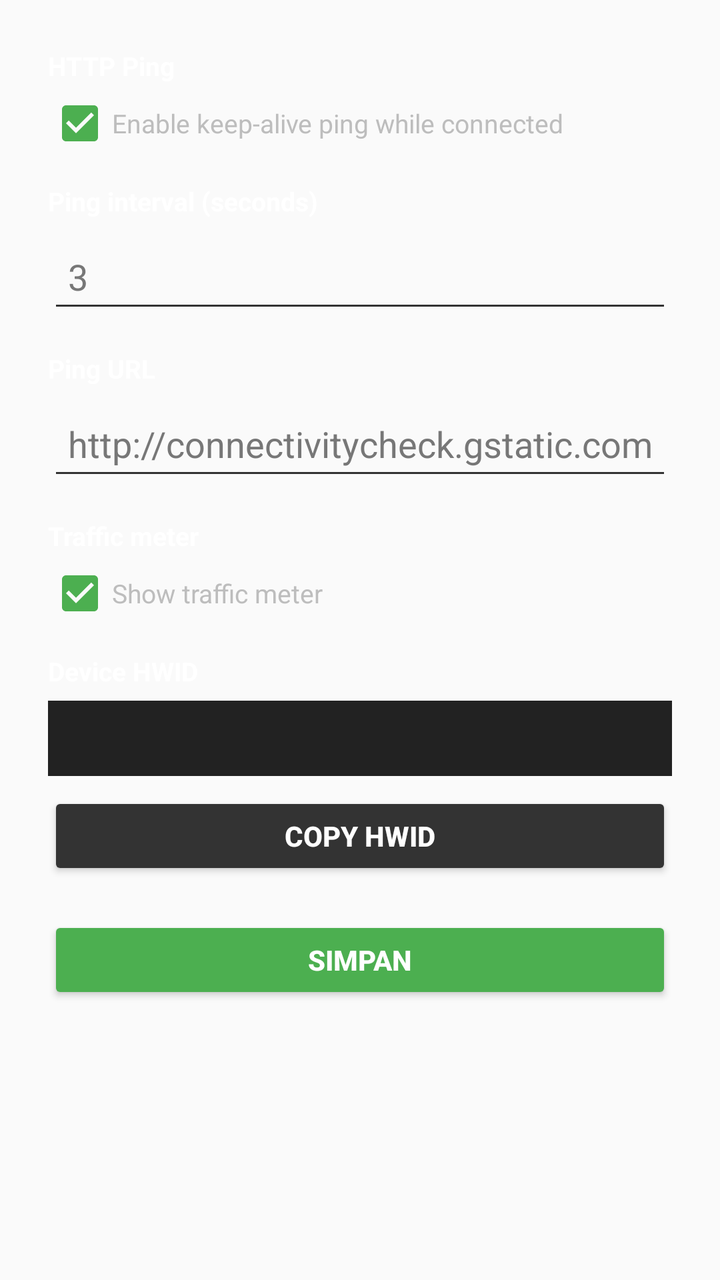
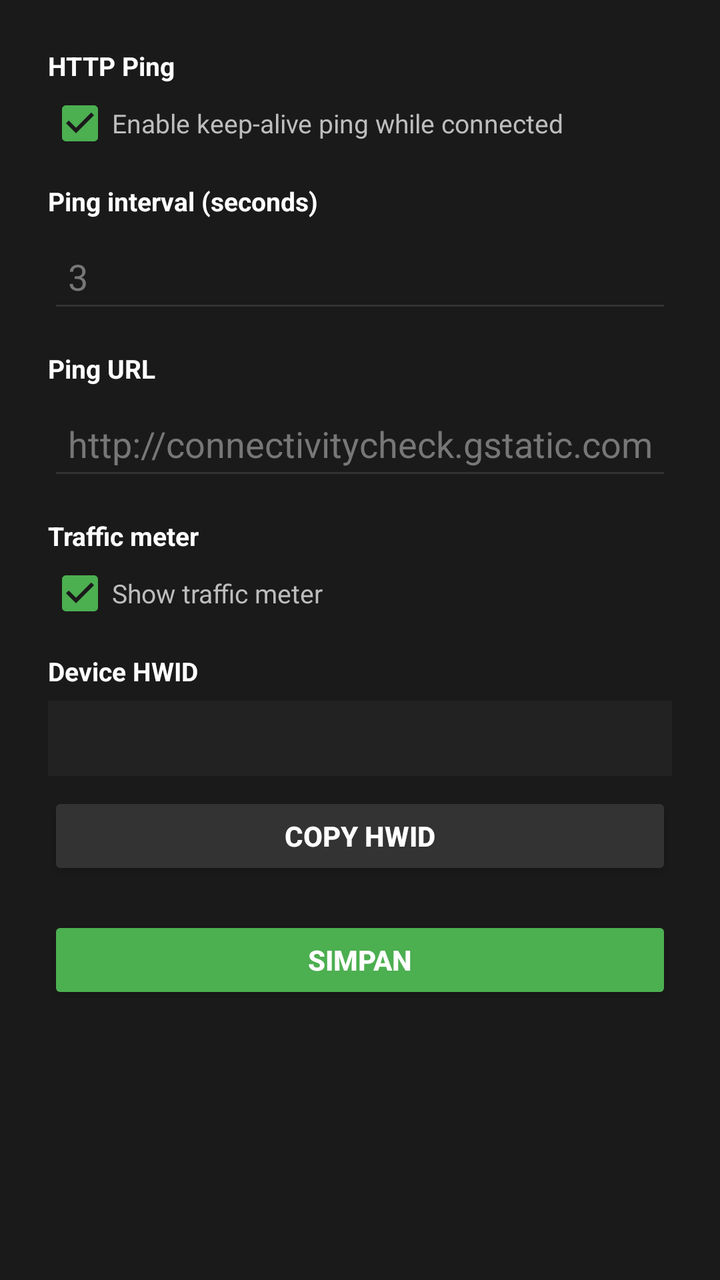

The first picture is an Android layout as it rendered before a commit; the second is the same layout after the commit. The layout source and the unified diff follow.
<!-- AndroidManifest.xml: application theme Theme.JhopanLiteVPN -->
<!-- res/layout/dialog_settings.xml -->
<?xml version="1.0" encoding="utf-8"?>
<ScrollView xmlns:android="http://schemas.android.com/apk/res/android"
    android:layout_width="match_parent"
    android:layout_height="wrap_content">

    <LinearLayout
        android:layout_width="match_parent"
        android:layout_height="wrap_content"
        android:orientation="vertical"
        android:padding="24dp">

        <TextView
            android:layout_width="match_parent"
            android:layout_height="wrap_content"
            android:text="HTTP Ping"
            android:textStyle="bold"
            android:textSize="13sp"
            android:textColor="#FFFFFF" />
        <CheckBox
            android:id="@+id/set_ping"
            android:layout_width="match_parent"
            android:layout_height="wrap_content"
            android:layout_marginTop="4dp"
            android:text="Enable keep-alive ping while connected"
            android:textSize="13sp"
            android:textColor="#BDBDBD"
            android:buttonTint="#4CAF50"
            android:checked="true" />

        <TextView
            android:layout_width="match_parent"
            android:layout_height="wrap_content"
            android:layout_marginTop="14dp"
            android:text="Ping interval (seconds)"
            android:textStyle="bold"
            android:textSize="13sp"
            android:textColor="#FFFFFF" />
        <EditText
            android:id="@+id/set_ping_interval"
            android:layout_width="match_parent"
            android:layout_height="46dp"
            android:layout_marginTop="6dp"
            android:hint="3"
            android:textColorHint="#777777"
            android:textColor="#FFFFFF"
            android:backgroundTint="#333333"
            android:padding="10dp"
            android:inputType="number"
            android:singleLine="true" />

        <TextView
            android:layout_width="match_parent"
            android:layout_height="wrap_content"
            android:layout_marginTop="14dp"
            android:text="Ping URL"
            android:textStyle="bold"
            android:textSize="13sp"
            android:textColor="#FFFFFF" />
        <EditText
            android:id="@+id/set_ping_url"
            android:layout_width="match_parent"
            android:layout_height="46dp"
            android:layout_marginTop="6dp"
            android:hint="http://connectivitycheck.gstatic.com/generate_204"
            android:textColorHint="#777777"
            android:textColor="#FFFFFF"
            android:backgroundTint="#333333"
            android:padding="10dp"
            android:singleLine="true"
            android:inputType="textUri" />

        <TextView
            android:layout_width="match_parent"
            android:layout_height="wrap_content"
            android:layout_marginTop="14dp"
            android:text="Traffic meter"
            android:textStyle="bold"
            android:textSize="13sp"
            android:textColor="#FFFFFF" />
        <CheckBox
            android:id="@+id/set_traffic"
            android:layout_width="match_parent"
            android:layout_height="wrap_content"
            android:layout_marginTop="4dp"
            android:text="Show traffic meter"
            android:textSize="13sp"
            android:textColor="#BDBDBD"
            android:buttonTint="#4CAF50"
            android:checked="true" />

        <TextView
            android:layout_width="match_parent"
            android:layout_height="wrap_content"
            android:layout_marginTop="14dp"
            android:text="Device HWID"
            android:textStyle="bold"
            android:textSize="13sp"
            android:textColor="#FFFFFF" />
        <TextView
            android:id="@+id/set_hwid"
            android:layout_width="match_parent"
            android:layout_height="wrap_content"
            android:layout_marginTop="6dp"
            android:fontFamily="monospace"
            android:textIsSelectable="true"
            android:textSize="13sp"
            android:textColor="#00E5FF"
            android:background="#222222"
            android:padding="10dp" />

        <Button
            android:id="@+id/set_copy_hwid"
            android:layout_width="match_parent"
            android:layout_height="44dp"
            android:layout_marginTop="8dp"
            android:text="Copy HWID"
            android:textAllCaps="true"
            android:textStyle="bold"
            android:backgroundTint="#333333"
            android:textColor="#FFFFFF" />

        <Button
            android:id="@+id/set_done"
            android:layout_width="match_parent"
            android:layout_height="44dp"
            android:layout_marginTop="18dp"
            android:text="SIMPAN"
            android:textAllCaps="true"
            android:textStyle="bold"
            android:backgroundTint="#4CAF50"
            android:textColor="#FFFFFF" />
    </LinearLayout>
</ScrollView>
<!-- resources referenced by this layout -->
<resources>
  <style name="Theme.JhopanLiteVPN" parent="Theme.AppCompat.Light.NoActionBar">
          <item name="colorPrimary">@color/primary</item>
          <item name="android:statusBarColor">#121212</item>
          <item name="android:navigationBarColor">#121212</item>
      </style>
  <color name="primary">#4CAF50</color>
</resources>

<!-- the commit's change to res/layout/dialog_settings.xml (unified diff, before → after) -->
@@ -1,7 +1,8 @@
 <?xml version="1.0" encoding="utf-8"?>
 <ScrollView xmlns:android="http://schemas.android.com/apk/res/android"
     android:layout_width="match_parent"
-    android:layout_height="wrap_content">
+    android:layout_height="wrap_content"
+    android:background="#1A1A1A">
 
     <LinearLayout
         android:layout_width="match_parent"
